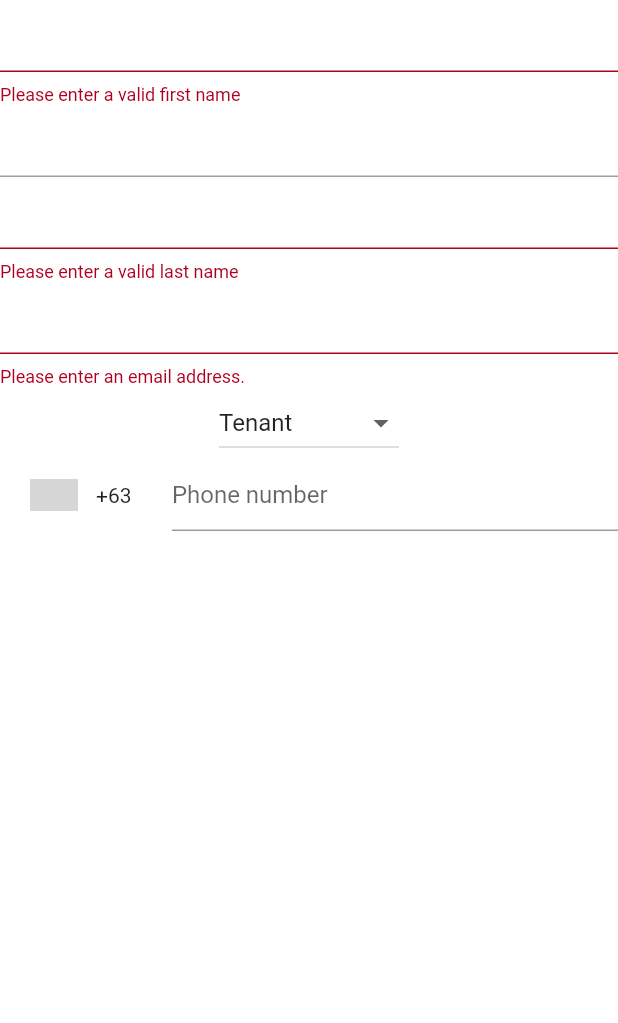
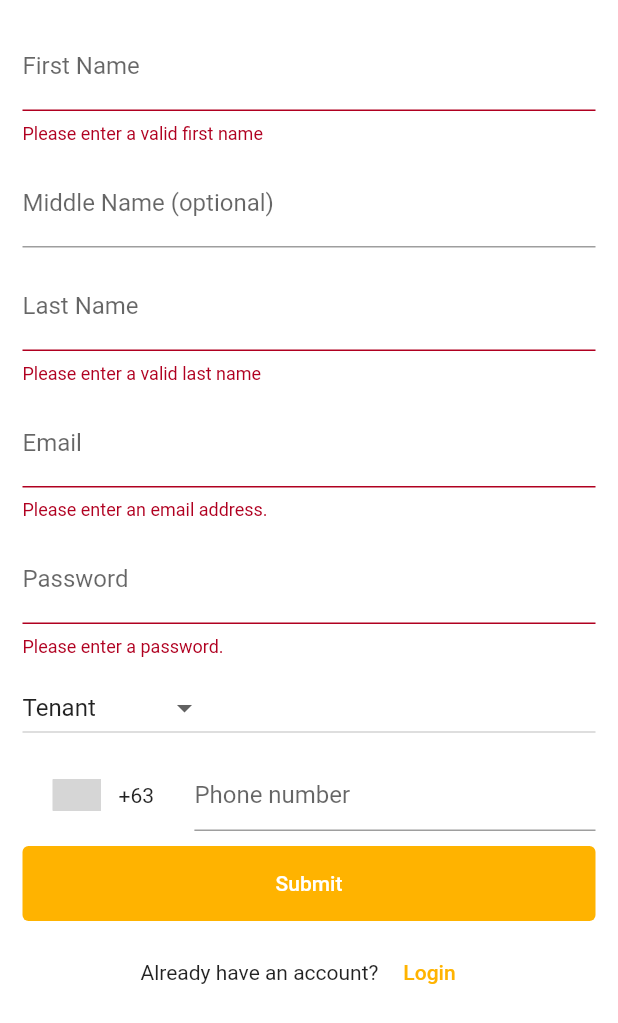
Before and after one commit to Biowulf21/BumbleBee, a Flutter app: the SignUpPage screen opened by its route, on a phone screen of 412 x 824 dp. Shown: the top 1023 px of the screen. Run offline on Flutter 3.47's test engine with Material 2 defaults, Android fonts, the phone set to English and light mode, and no system bars; drawn by our look-alikes of intl_phone_number_input; our stand-ins replace cloud_firestore, firebase_auth, firebase_core, flutter_riverpod; missing offline and left inert: speed_dial_fab; accounts and stored records are empty; grey boxes are pictures that could not be loaded.

Commit message:
Layout for sign up page

```diff
--- a/lib/repositories/input-validator-repository.dart
+++ b/lib/repositories/input-validator-repository.dart
@@ -3,7 +3,7 @@ class InputValidator {
     final passwordRegexPattern =
         RegExp(r"^(?=.*[A-Z])(?=.*\d)(?=.*[@$!%*#?&])[A-Za-z\d@$!%*#?&]{11,}$");
 
-    if (value == null || value.isEmpty) return "Please enter an email address.";
+    if (value == null || value.isEmpty) return "Please enter a password.";
 
     if (!passwordRegexPattern.hasMatch(value)) {
       return """Password must contain at least:
--- a/lib/screens/unauthenticated/sign-up.dart
+++ b/lib/screens/unauthenticated/sign-up.dart
@@ -1,4 +1,5 @@
 import 'package:bumblebee/repositories/input-validator-repository.dart';
+import 'package:bumblebee/reusable-widgets/buttons.dart';
 import 'package:flutter/material.dart';
 import 'package:flutter_riverpod/flutter_riverpod.dart';
 import 'package:intl_phone_number_input/intl_phone_number_input.dart';
@@ -19,34 +20,68 @@ class _SignUpPageState extends ConsumerState<SignUpPage> {
   final TextEditingController _emailController = TextEditingController();
   final userRoles = ['Tenant', 'Landlord'];
   var currentUserRole = 'Tenant';
+  final TextEditingController _numberController = TextEditingController();
+  final TextEditingController _passwordController = TextEditingController();
 
   @override
   Widget build(BuildContext context) {
     return Scaffold(
+      // resizeToAvoidBottomInset: false,
       body: SafeArea(
         child: Form(
             autovalidateMode: AutovalidateMode.always,
             key: _signupKey,
-            child: Column(
+            child: ListView(
+              padding: const EdgeInsets.all(15),
               children: [
                 TextFormField(
+                  decoration: const InputDecoration(
+                      label: Text('First Name'), hintText: 'John'),
                   controller: _firstNameController,
                   validator: (value) =>
                       InputValidator.validateName(value, "first"),
                 ),
+                const SizedBox(
+                  height: 10,
+                ),
                 TextFormField(
+                  decoration: const InputDecoration(
+                      label: Text('Middle Name (optional)'),
+                      hintText: 'Saunders'),
                   controller: _middleNameController,
                   validator: (value) =>
                       InputValidator.validateName(value, "middle"),
                 ),
+                const SizedBox(
+                  height: 10,
+                ),
                 TextFormField(
+                  decoration: const InputDecoration(
+                      label: Text('Last Name'), hintText: 'Smith'),
                   controller: _lastNameController,
                   validator: (value) =>
                       InputValidator.validateName(value, "last"),
                 ),
+                const SizedBox(
+                  height: 10,
+                ),
                 TextFormField(
+                  decoration: const InputDecoration(
+                      label: Text('Email'), hintText: 'email@example.com'),
                   controller: _emailController,
                   validator: (value) => InputValidator.validateEmail(value),
+                ),
+                const SizedBox(
+                  height: 10,
+                ),
+                TextFormField(
+                  decoration: const InputDecoration(
+                      label: Text('Password'), hintText: 'Samplepassword123!'),
+                  controller: _passwordController,
+                  validator: (value) => InputValidator.validatePassword(value),
+                ),
+                const SizedBox(
+                  height: 10,
                 ),
                 DropdownButton(
                   hint: const Text("Pick your role"),
@@ -64,14 +99,38 @@ class _SignUpPageState extends ConsumerState<SignUpPage> {
                     });
                   },
                 ),
+                const SizedBox(
+                  height: 10,
+                ),
                 InternationalPhoneNumberInput(
+                  textFieldController: _numberController,
                   countries: const ['PH'],
                   validator: (value) =>
                       InputValidator.validatePhilippinePhoneNumber(value),
                   onInputChanged: (newValue) {
                     // print(newValue.phoneNumber);
                   },
-                )
+                ),
+                const SizedBox(
+                  height: 10,
+                ),
+                PrimaryButton(buttonText: "Submit", buttonCallback: () {}),
+                const SizedBox(
+                  height: 10,
+                ),
+                Row(
+                  mainAxisAlignment: MainAxisAlignment.center,
+                  children: [
+                    const Text('Already have an account?'),
+                    const SizedBox(
+                      width: 2,
+                    ),
+                    TextButton(
+                      child: const Text('Login'),
+                      onPressed: () {},
+                    )
+                  ],
+                ),
               ],
             )),
       ),
```
